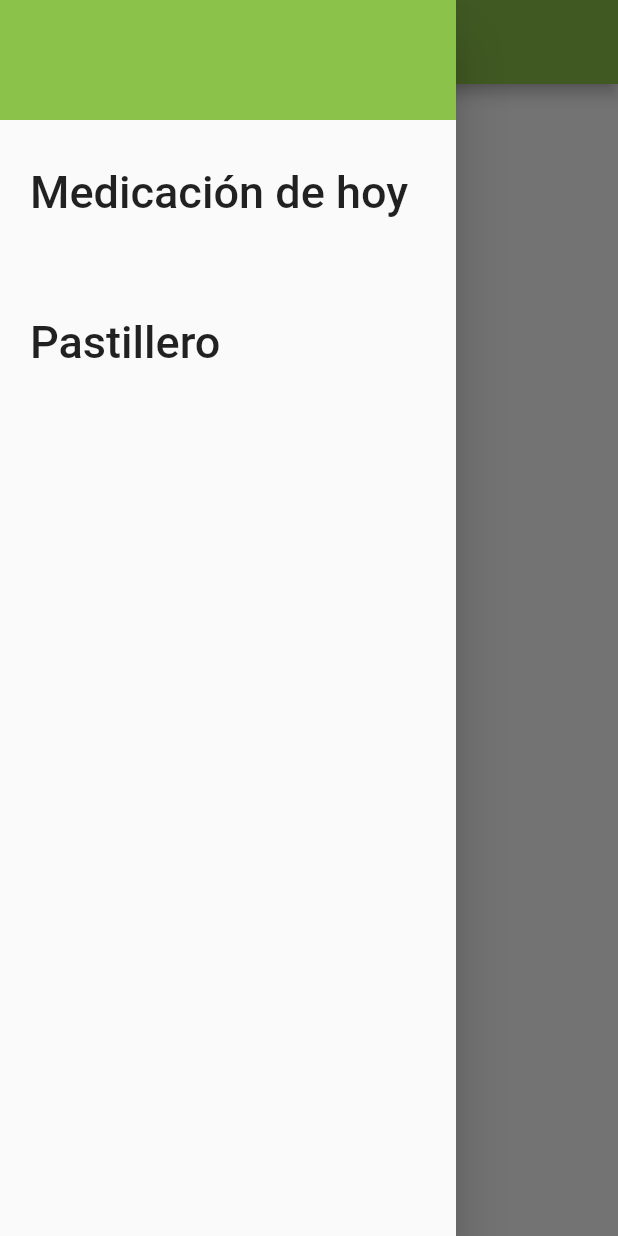
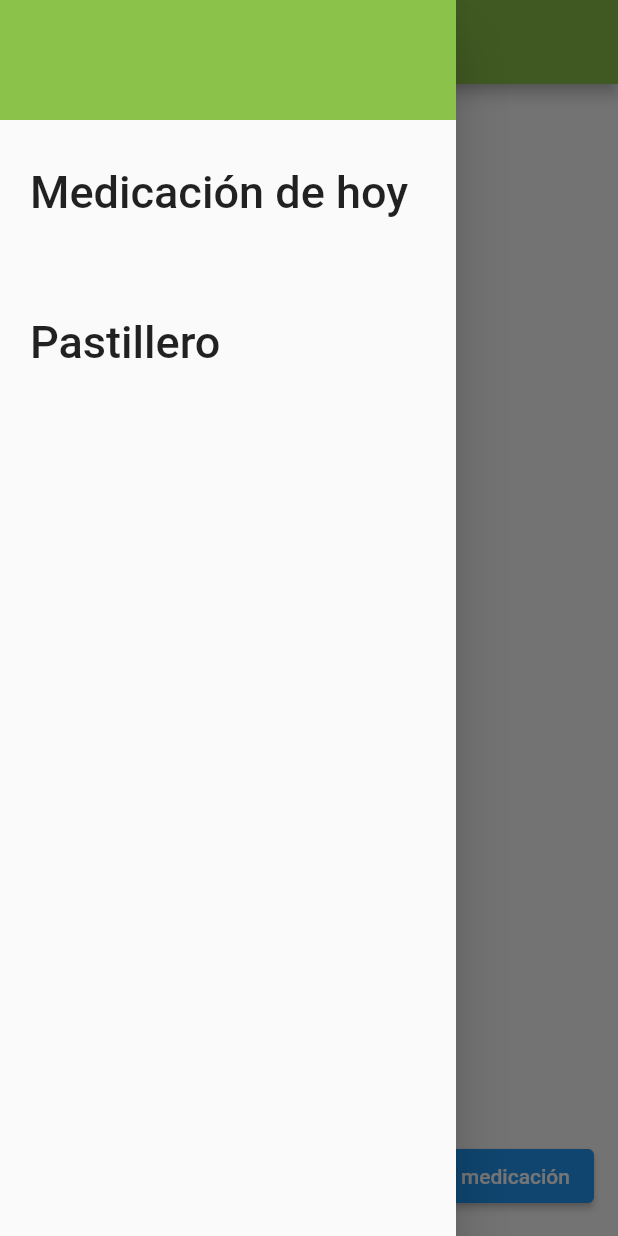
Before and after one commit to pali509/pillpal, a Flutter app: the Pastillero screen opened by its route, with the side drawer open, on a phone screen of 412 x 824 dp. Run offline on Flutter 3.47's test engine with Material 2 defaults, Android fonts, the phone set to English and light mode, and no system bars; our stand-ins replace flutter_bloc, supabase_flutter; accounts and stored records are empty.

Commit message:
Conectada la bd + añadir pastis

```diff
--- a/pillpal-project/lib/main.dart
+++ b/pillpal-project/lib/main.dart
@@ -7,7 +7,9 @@ import 'package:supabase_flutter/supabase_flutter.dart';
 
   Future<void> main() async {
     WidgetsFlutterBinding.ensureInitialized();
-    await Supabase.initialize(url: 'https://amwzytiutgstvnrpaiju.supabase.co', anonKey: 'eyJhbGciOiJIUzI1NiIsInR5cCI6IkpXVCJ9.eyJpc3MiOiJzdXBhYmFzZSIsInJlZiI6ImFtd3p5dGl1dGdzdHZucnBhaWp1Iiwicm9sZSI6ImFub24iLCJpYXQiOjE2OTgzNDA3MzQsImV4cCI6MjAxMzkxNjczNH0.-15tfv5ltd59NnnC00FKUL-IsCmWvrpk1y4ktfHA2Y4', );
+    await Supabase.initialize(url: 'https://amwzytiutgstvnrpaiju.supabase.co',
+      anonKey: 'eyJhbGciOiJIUzI1NiIsInR5cCI6IkpXVCJ9.eyJpc3MiOiJzdXBhYmFzZSIsInJlZiI6ImFtd3p5dGl1dGdzdHZucnBhaWp1Iiwicm9sZSI6ImFub24iLCJpYXQiOjE2OTgzNDA3MzQsImV4cCI6MjAxMzkxNjczNH0.-15tfv5ltd59NnnC00FKUL-IsCmWvrpk1y4ktfHA2Y4'
+      );
       runApp(MyApp());
   }
 
--- a/pillpal-project/lib/pantalla_pastillero.dart
+++ b/pillpal-project/lib/pantalla_pastillero.dart
@@ -1,22 +1,105 @@
 import 'package:flutter/material.dart';
+import 'package:flutter_bloc/flutter_bloc.dart';
+import 'package:supabase_flutter/supabase_flutter.dart';
 
 import 'navigation_drawer.dart';
 
-class Pastillero extends StatelessWidget {
+class Pastillero extends StatefulWidget {
+  Pastillero({super.key});
+  @override
+  State<Pastillero> createState() => PastilleroState();
+
+}
+
+class PastilleroState extends State<Pastillero>{
+
+  final pastillaStream =
+  Supabase.instance.client.from('Pills').stream(primaryKey: ['pill_id']);
   @override
   Widget build(BuildContext context) {
     return Scaffold(
       appBar: AppBar(
-          title: const Text(
-        'Pastillero',
-        style: TextStyle(fontSize: 25.0),
+        title: const Text('Pastillero', style: TextStyle(fontSize: 25.0)),
+        backgroundColor: Colors.lightGreen,),
+      drawer: MyDrawer(),
+      //body: const Center(
+      body: StreamBuilder<List<Map<String, dynamic>>>(
+        stream: pastillaStream,
+        builder: (context, snapshot) {
+          if(!snapshot.hasData){
+            return const Center(child: CircularProgressIndicator());
+          }
+          const Text('Hay pastillas:');
+          final pastillas = snapshot.data!;
+          print(pastillas.length);
+          return ListView.builder(
+              itemCount: pastillas.length,
+              itemBuilder: (context, index){
+                return ListTile(
+                  title: Text(pastillas[index]['pill_name']),
+                );
+              }
+          );
+        },
+
       ),
-          backgroundColor: Colors.lightGreen,
+      //Boton para añadir pastis
+      floatingActionButton: ElevatedButton(
+        onPressed: (){
+          showDialog(context: context,
+            builder: (context){
+              String pillName = ''; // Variable para almacenar el nombre de la pastilla
+              int numberOfPills = 0; // Variable para almacenar el número de pastillas
+
+              return SimpleDialog(
+                contentPadding: const EdgeInsets.symmetric(horizontal: 12),
+                children: [
+                  const SizedBox(height: 20),
+                  const Text('Nombre:'),
+                  TextFormField(
+                    onChanged: (value) {
+                      pillName = value; // Actualiza el nombre de la pastilla al escribir en el campo
+                    },
+                  ),
+                  const SizedBox(height: 15), // Agrega un espacio entre los campos
+                  const Text('Núm. pastillas:'), // Título para el siguiente campo
+                  TextFormField(
+                    keyboardType: TextInputType.number, // Teclado para ingresar solo números
+                    onChanged: (value) {
+                      numberOfPills = int.tryParse(value) ?? 0; // Actualiza el número de pastillas
+                    },
+
+                  ),
+                  const SizedBox(height: 20),
+                  ElevatedButton(
+                    onPressed: () async {
+                      // Realiza la acción al presionar el botón
+                      await Supabase.instance.client.from('Pills').insert({
+                        'pill_name': pillName,
+                        'pill_quantity': numberOfPills,
+                      });
+                      Navigator.of(context).pop(); // Cierra el diálogo después de insertar
+                    },
+                    child: Text('Añadir pastilla'),
+                  ),
+                ],
+              );
+            },
+          );
+        },
+        child: Text('Añadir medicación'),
       ),
-      drawer: MyDrawer(),
-      body: const Center(
-        child: Text('Esta es otra página'),
-      ),
+      //), (esto es de body: Center( )
+
+
     );
   }
 }
+
+/*
+-Mas bonito lo de añadir -> Boton grande y centrado
+-Que las pastillas las ponga centradas y mas grande
+-Que muestre num pastillas
+-Que se actualice automaticamente
+-La key va siempre ascendente aunque borre la nueva fila???
+ */
```
Also changed, not shown: 6 other files.
